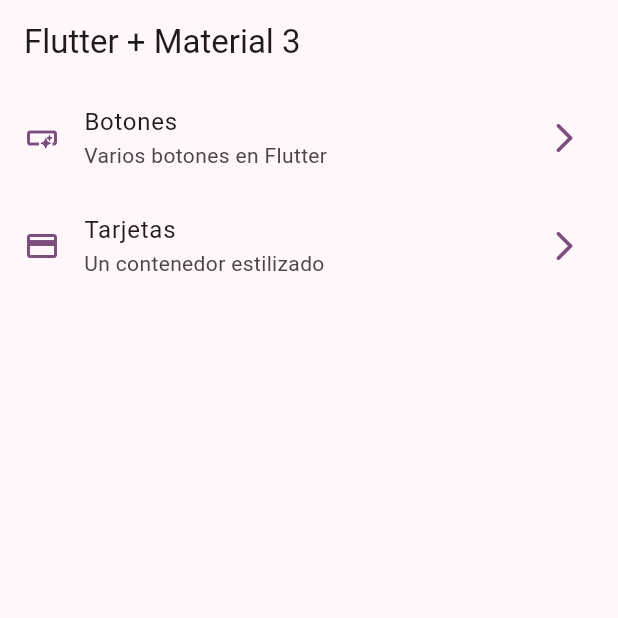
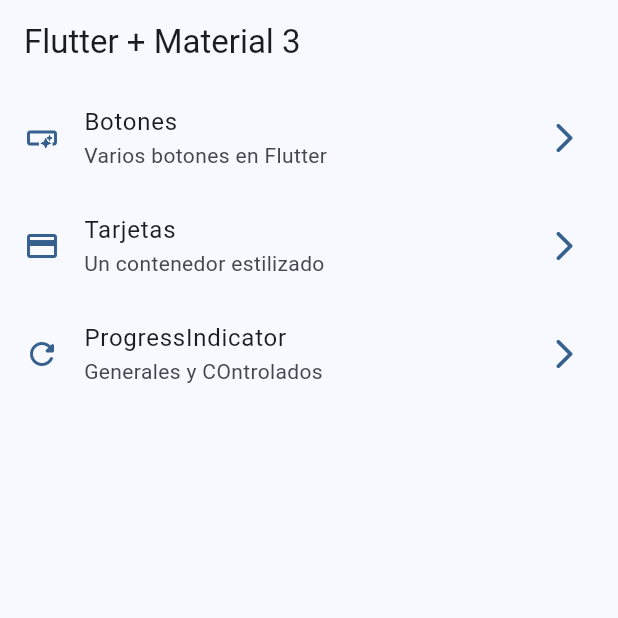
Before and after one commit to DELMER-DESARROLLO-INTELIGENTE/widgetsapp, a Flutter app: the screen it shows after launch, on a phone screen of 412 x 824 dp, the top half of it. Run offline on Flutter 3.47's test engine with Material 2 defaults, Android fonts, the phone set to English and light mode, and no system bars; our stand-ins replace go_router.

Commit message:
progress indicator

```diff
--- a/lib/config/menu/menu_items.dart
+++ b/lib/config/menu/menu_items.dart
@@ -30,4 +30,10 @@ const appMenuItems = <MenuItem>[
     link: '/cards',
     icon: Icons.credit_card
   ),
+  MenuItem(
+    title: 'ProgressIndicator',
+    subTitle: 'Generales y COntrolados',
+    link: '/progress',
+    icon: Icons.refresh_rounded
+  ),
 ];
--- a/lib/config/router/app_router.dart
+++ b/lib/config/router/app_router.dart
@@ -23,5 +23,11 @@ final appRouter = GoRouter(
       name: CardsScreen.name,
       builder: (context, state) => const CardsScreen(),
     ),
+
+    GoRoute(
+      path: '/progress',
+      name: ProgressScreen.name,
+      builder: (context, state) => const ProgressScreen(),
+    ),
   ],
 );
--- a/lib/main.dart
+++ b/lib/main.dart
@@ -14,7 +14,7 @@ class MainApp extends StatelessWidget {
     return MaterialApp.router(
       routerConfig: appRouter,
       debugShowCheckedModeBanner: false,
-      theme: AppTheme(selectedColor: 4).getTheme(),
+      theme: AppTheme(selectedColor: 0).getTheme(),
 
     );
   }
```
Also changed, not shown: lib/presentation/screens/progress/progress_screen.dart (+61 -1 lines).
